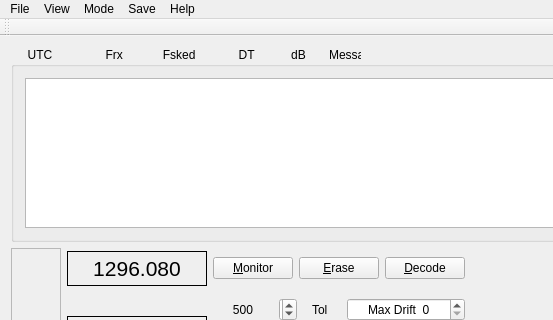
Old version of the form qmap/mainwindow.ui in the repository uaro-radio/wsjtx; both pictures show x 0 to 553 and y 0 to 320 of the 640 by 431 pixel window.
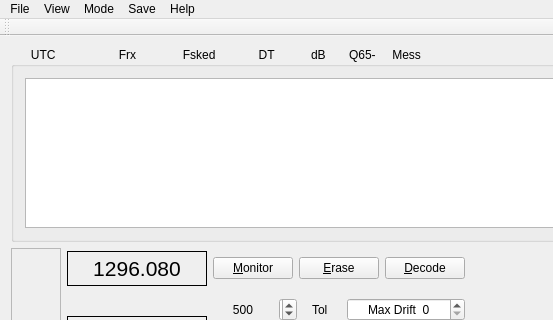
New version of the form. Custom widgets are drawn as their Qt base class.

```diff
--- a/qmap/mainwindow.ui
+++ b/qmap/mainwindow.ui
@@ -24,8 +24,8 @@
   </property>
   <property name="maximumSize">
    <size>
-    <width>640</width>
-    <height>1080</height>
+    <width>16777215</width>
+    <height>16777215</height>
    </size>
   </property>
   <property name="windowTitle">
@@ -337,7 +337,7 @@
       <item row="0" column="0" colspan="2">
        <widget class="QGroupBox" name="groupBox">
         <property name="sizePolicy">
-         <sizepolicy hsizetype="Preferred" vsizetype="Expanding">
+         <sizepolicy hsizetype="Expanding" vsizetype="Expanding">
           <horstretch>0</horstretch>
           <verstretch>1</verstretch>
          </sizepolicy>
@@ -350,12 +350,12 @@
         </property>
         <property name="maximumSize">
          <size>
-          <width>620</width>
+          <width>16777215</width>
           <height>16777215</height>
          </size>
         </property>
         <property name="title">
-         <string>     UTC                Frx            Fsked             DT           dB       Message</string>
+         <string>      UTC                   Frx              Fsked             DT           dB       Q65-     Message</string>
         </property>
         <layout class="QFormLayout" name="formLayout_2">
          <item row="0" column="0" colspan="2">
```
Left out of the diff: 305 changed lines with no effect on the pictures.
